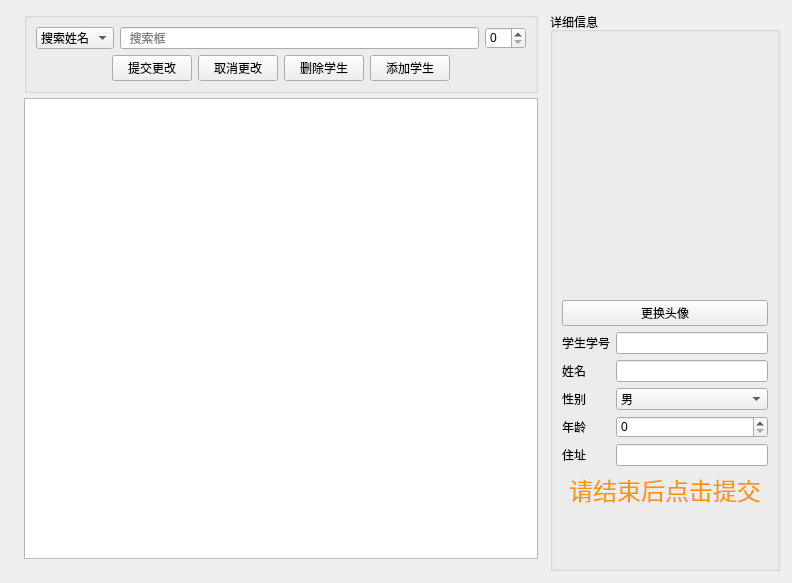
This is studentwidget.ui in AnisHon/student_manage_system as Qt 5 draws it before an edit. The edited form follows.
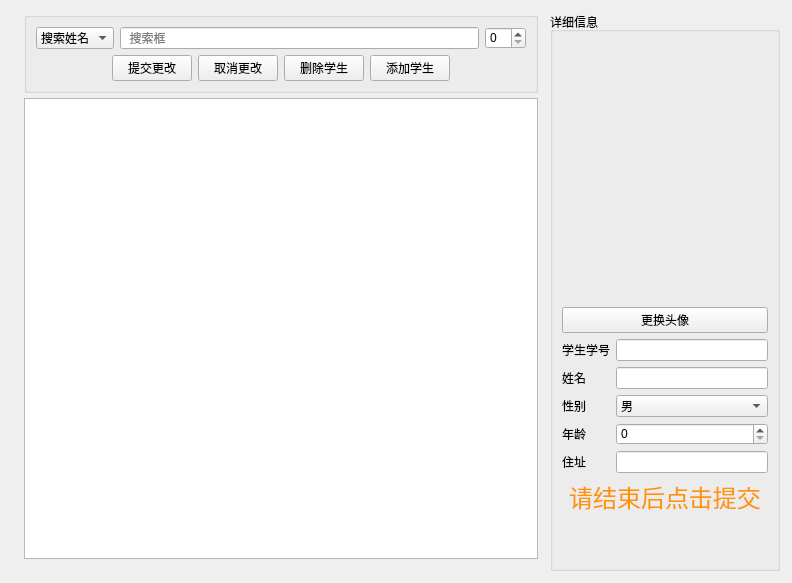
This is the edited form.

What changed in the file:
```diff
--- a/studentwidget.ui
+++ b/studentwidget.ui
@@ -214,6 +214,9 @@
       <string>详细信息</string>
      </property>
      <layout class="QVBoxLayout" name="verticalLayout_3">
+      <property name="topMargin">
+       <number>24</number>
+      </property>
       <item>
        <spacer name="verticalSpacer_2">
         <property name="orientation">
```
